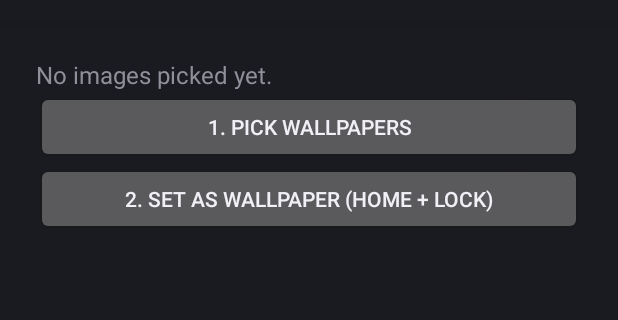
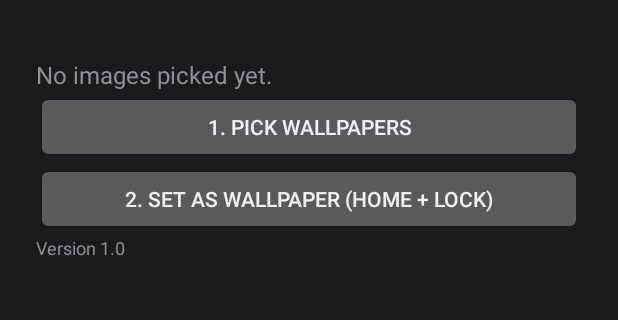
Before and after one commit to varadharaj0105/auto-wallpaper., an Android app: the screen it shows after launch (MainActivity), on a phone screen of 412 x 824 dp, the part 62-382 px from its top. Run offline under Robolectric (Android 15) with nearby library versions, the phone set to English and light mode, and no system bars.

Commit message:
Add GitHub update check and fixed signing key so updates install over the old version
Co-Authored-By: Claude Opus 5.5 <noreply@anthropic.com>
Claude-Session: https://claude.ai/code/session_01PrFN1BuZ3DSnqNEGwYJuZw

```diff
--- a/app/src/main/AndroidManifest.xml
+++ b/app/src/main/AndroidManifest.xml
@@ -4,6 +4,9 @@
     <uses-feature
         android:name="android.software.live_wallpaper"
         android:required="true" />
+
+    <!-- Only used by the app screen to check GitHub for a newer version. -->
+    <uses-permission android:name="android.permission.INTERNET" />
 
     <application
         android:allowBackup="false"
--- a/app/src/main/java/com/varadha/autowallpaper/MainActivity.kt
+++ b/app/src/main/java/com/varadha/autowallpaper/MainActivity.kt
@@ -7,6 +7,7 @@ import android.content.ComponentName
 import android.content.Intent
 import android.net.Uri
 import android.os.Bundle
+import android.view.View
 import android.widget.Button
 import android.widget.LinearLayout
 import android.widget.TextView
@@ -30,14 +31,32 @@ class MainActivity : Activity() {
             setOnClickListener { applyWallpaper() }
         }
 
+        val update = Button(this).apply {
+            visibility = View.GONE
+            setOnClickListener {
+                startActivity(Intent(Intent.ACTION_VIEW, Uri.parse(Updater.DOWNLOAD_URL)))
+            }
+        }
+        val version = TextView(this).apply {
+            textSize = 12f
+            text = "Version 1.${Updater.currentBuild(this@MainActivity)}"
+        }
+
         setContentView(LinearLayout(this).apply {
             orientation = LinearLayout.VERTICAL
             setPadding(pad, pad, pad, pad)
             addView(status)
             addView(pick)
             addView(apply)
+            addView(update)
+            addView(version)
         })
         refresh()
+
+        Updater.check(this) { latest ->
+            update.text = "Update available (1.$latest), tap to download"
+            update.visibility = View.VISIBLE
+        }
     }
 
     private fun refresh() {
--- /dev/null
+++ b/app/src/main/java/com/varadha/autowallpaper/Updater.kt
@@ -0,0 +1,50 @@
+package com.varadha.autowallpaper
+
+import android.content.Context
+import android.os.Build
+import android.os.Handler
+import android.os.Looper
+import org.json.JSONObject
+import java.net.HttpURLConnection
+import java.net.URL
+
+/**
+ * Checks GitHub for a newer build. Runs only while the app screen is open,
+ * never in the background, so it costs nothing the rest of the time.
+ */
+object Updater {
+    private const val REPO = "varadharaj0105/auto-wallpaper."
+    private const val LATEST_API = "https://api.github.com/repos/$REPO/releases/latest"
+    const val DOWNLOAD_URL = "https://github.com/$REPO/releases/latest/download/AutoWallpaper.apk"
+
+    /** Calls [onNewer] on the main thread with the new build number, only if one exists. */
+    fun check(context: Context, onNewer: (Int) -> Unit) {
+        val current = currentBuild(context)
+        val main = Handler(Looper.getMainLooper())
+        Thread {
+            val latest = runCatching { fetchLatestBuild() }.getOrNull() ?: return@Thread
+            if (latest > current) main.post { onNewer(latest) }
+        }.start()
+    }
+
+    fun currentBuild(context: Context): Int {
+        val info = context.packageManager.getPackageInfo(context.packageName, 0)
+        return if (Build.VERSION.SDK_INT >= 28) info.longVersionCode.toInt()
+        else @Suppress("DEPRECATION") info.versionCode
+    }
+
+    /** Release tags look like "build-7"; returns 7. */
+    private fun fetchLatestBuild(): Int? {
+        val conn = URL(LATEST_API).openConnection() as HttpURLConnection
+        try {
+            conn.connectTimeout = 8000
+            conn.readTimeout = 8000
+            conn.setRequestProperty("Accept", "application/vnd.github+json")
+            if (conn.responseCode != 200) return null
+            val body = conn.inputStream.bufferedReader().use { it.readText() }
+            return JSONObject(body).optString("tag_name").removePrefix("build-").toIntOrNull()
+        } finally {
+            conn.disconnect()
+        }
+    }
+}
```
Also changed, not shown: app/build.gradle.kts (+15 -3 lines), 1 other file.
